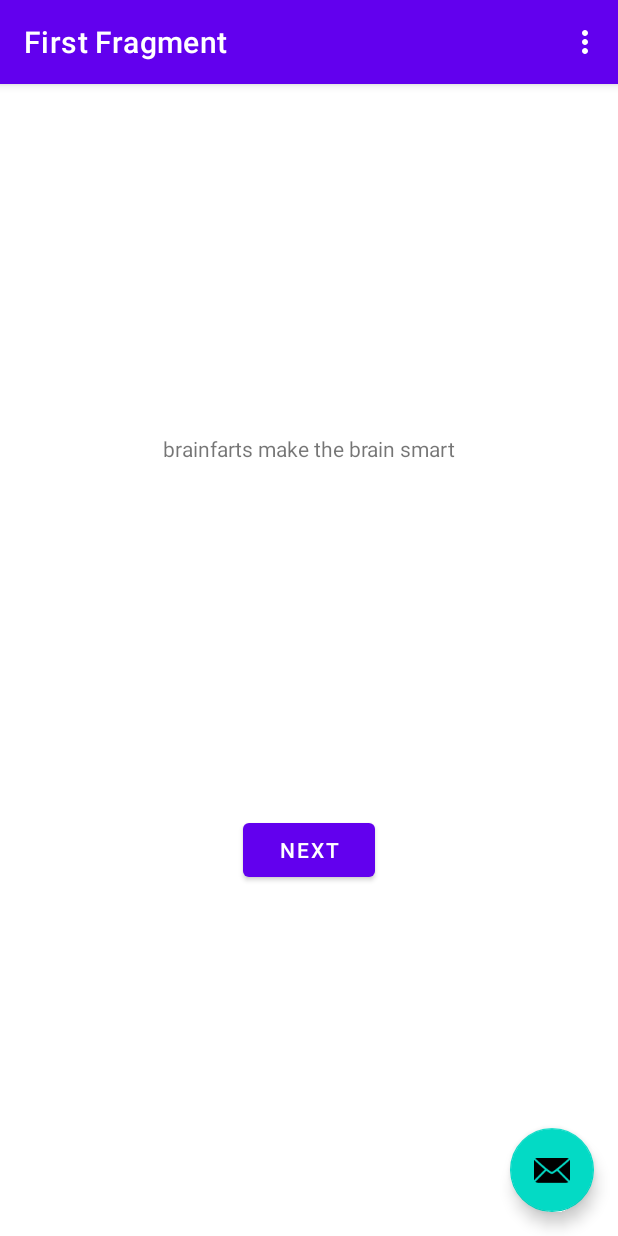
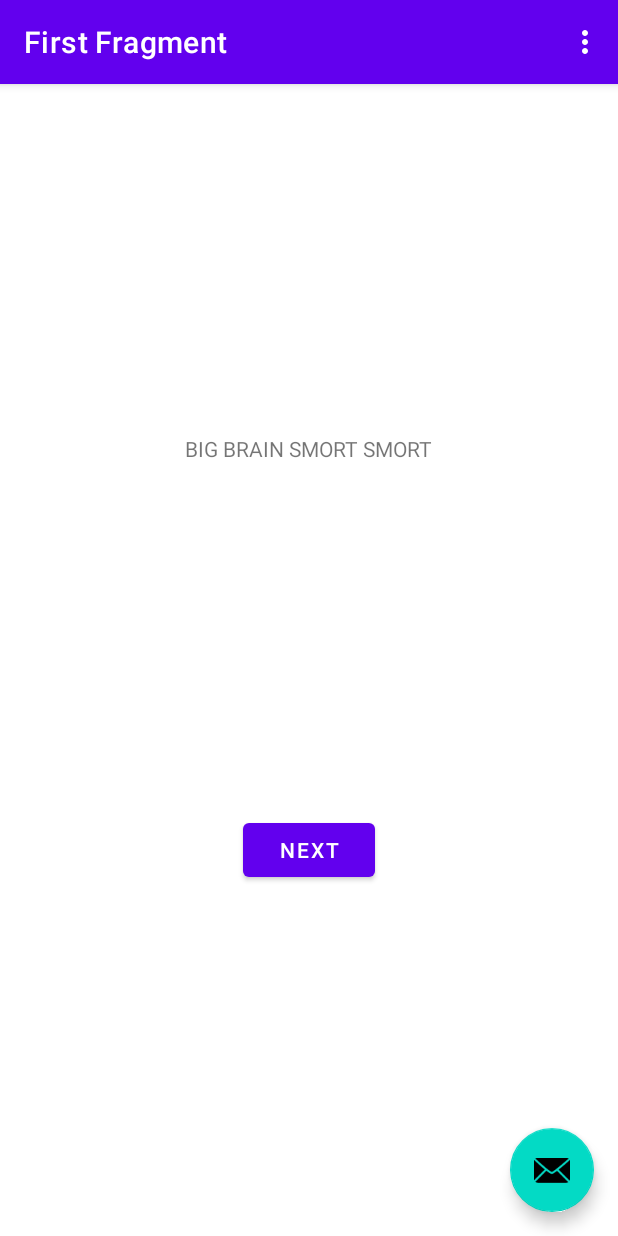
Before and after one commit to frbarbre/P2G2T222MiniProject, an Android app: the screen it shows after launch (MainActivity), on a phone screen of 412 x 824 dp. Run offline under Robolectric (Android 15) with nearby library versions, the phone set to English and light mode, and no system bars; our stand-ins replace navigation-ui.

Commit message:
Big Brain

```diff
--- a/app/src/main/res/values/strings.xml
+++ b/app/src/main/res/values/strings.xml
@@ -7,6 +7,6 @@
     <string name="next">Next</string>
     <string name="previous">Previous</string>
 
-    <string name="hello_first_fragment">brainfarts make the brain smart</string>
+    <string name="hello_first_fragment">BIG BRAIN SMORT SMORT</string>
     <string name="hello_second_fragment">Hello second fragment. Arg: %1$s</string>
 </resources>
```
